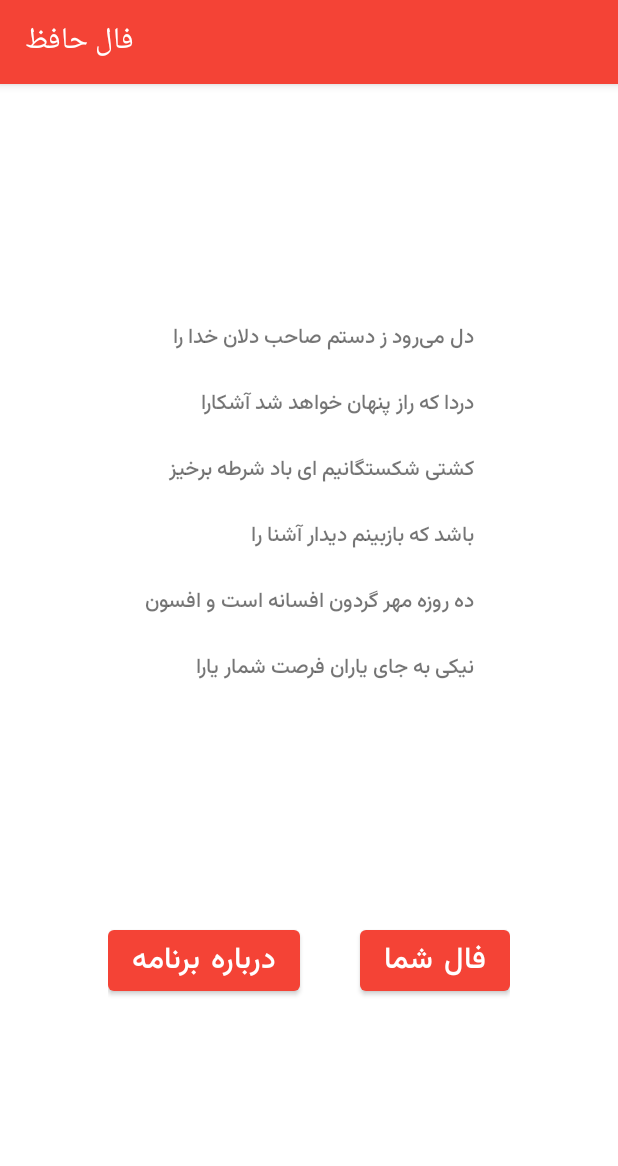
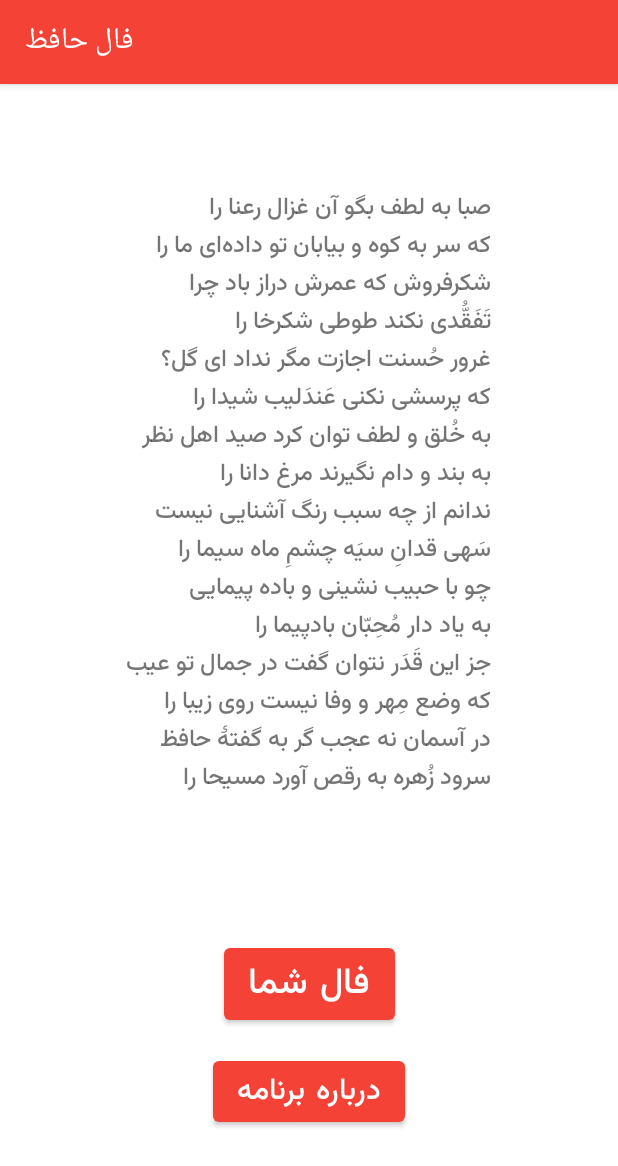
Before and after one commit to Baharkaviani/Android, an Android app: the screen it shows after launch (MainActivity), after a tap on "فال شما", on a phone screen of 412 x 824 dp. Shown: the top 1166 px of the screen. Run offline under Robolectric (Android 15) with nearby library versions, the phone set to English and light mode, and no system bars; our stand-ins replace navigation-ui.

Commit message:
fix: change some components in the page

```diff
--- a/HafezDivination/app/src/main/java/com/example/hafezdivination/TextShower.kt
+++ b/HafezDivination/app/src/main/java/com/example/hafezdivination/TextShower.kt
@@ -12,77 +12,109 @@ import com.example.hafezdivination.databinding.FragmentFirstBinding
  * A simple [Fragment] subclass as the default destination in the navigation.
  */
 class TextShower : Fragment() {
+    private var _binding: FragmentFirstBinding? = null
+    private var _currentText = 0
+    private val _poems = listOf("اَلا یا اَیُّهَا السّاقی اَدِرْ کَأسَاً و ناوِلْها\n" +
+            "که عشق آسان نمود اوّل ولی افتاد مشکل‌ها\n" +
+            "به بویِ نافه‌ای کآخر صبا زان طُرّه بگشاید\n" +
+            "ز تابِ جَعدِ مشکینش چه خون افتاد در دل‌ها\n" +
+            "مرا در منزلِ جانان چه امنِ عیش چون هر دَم\n" +
+            "جَرَس فریاد می‌دارد که بَربندید مَحمِل‌ها\n" +
+            "به مِی سجّاده رنگین کن گَرت پیرِ مُغان گوید\n" +
+            "که سالِک بی‌خبر نَبوَد ز راه و رسمِ منزل‌ها\n" +
+            "شبِ تاریک و بیمِ موج و گردابی چنین هایل\n" +
+            "کجا دانند حالِ ما سبکبارانِ ساحل‌ها\n" +
+            "همه کارم ز خودکامی به بدنامی کشید آخر\n" +
+            "نهان کِی مانَد آن رازی کزو سازند محفل‌ها\n" +
+            "حضوری گر همی‌خواهی از او غایب مشو حافظ\n" +
+            "مَتٰی ما تَلْقَ مَنْ تَهْویٰ دَعِ الدُّنْیا و اَهْمِلْها"
+        ,
 
-    private var _binding: FragmentFirstBinding? = null
-    private var currentText = 0
-    private val poems = listOf("اگر آن ترک شیرازی به دست آرد دل ما را\n" +
-            "\n" +
-            "به خال هندویش بخشم سمرقند و بخارا را\n" +
-            "\n" +
-            "بده ساقی می باقی که در جنت نخواهی یافت\n" +
-            "\n" +
-            "کنار آب رکن آباد و گلگشت مصلا را\n" +
-            "\n" +
-            "فغان کاین لولیان شوخ شیرین کار شهرآشوب\n" +
-            "\n" +
-            "چنان بردند صبر از دل که ترکان خوان یغما را",
-            "دل می\u200Cرود ز دستم صاحب دلان خدا را\n" +
-                    "\n" +
-                    "دردا که راز پنهان خواهد شد آشکارا\n" +
-                    "\n" +
-                    "کشتی شکستگانیم ای باد شرطه برخیز\n" +
-                    "\n" +
-                    "باشد که بازبینم دیدار آشنا را\n" +
-                    "\n" +
-                    "ده روزه مهر گردون افسانه است و افسون\n" +
-                    "\n" +
-                    "نیکی به جای یاران فرصت شمار یارا",
-            "دل و دینم شد و دلبر به ملامت برخاست\n" +
-                    "\n" +
-                    "گفت با ما منشین کز تو سلامت برخاست\n" +
-                    "\n" +
-                    "که شنیدی که در این بزم دمی خوش بنشست\n" +
-                    "\n" +
-                    "که نه در آخر صحبت به ندامت برخاست\n" +
-                    "\n" +
-                    "شمع اگر زان لب خندان به زبان لافی زد\n" +
-                    "\n" +
-                    "پیش عشاق تو شب\u200Cها به غرامت برخاست",
-            "بیا که قصر امل سخت سست بنیادست\n" +
-                    "\n" +
-                    "بیار باده که بنیاد عمر بر بادست\n" +
-                    "\n" +
-                    "غلام همت آنم که زیر چرخ کبود\n" +
-                    "\n" +
-                    "ز هر چه رنگ تعلق پذیرد آزادست\n" +
-                    "\n" +
-                    "چه گویمت که به میخانه دوش مست و خراب\n" +
-                    "\n" +
-                    "سروش عالم غیبم چه مژده\u200Cها دادست",
-            "منم که گوشه میخانه خانقاه من است\n" +
-                    "\n" +
-                    "دعای پیر مغان ورد صبحگاه من است\n" +
-                    "\n" +
-                    "گرم ترانه چنگ صبوح نیست چه باک\n" +
-                    "\n" +
-                    "نوای من به سحر آه عذرخواه من است\n" +
-                    "\n" +
-                    "ز پادشاه و گدا فارغم بحمدالله\n" +
-                    "\n" +
-                    "گدای خاک در دوست پادشاه من است")
+            "صلاحِ کار کجا و منِ خراب کجا\n" +
+            "ببین تفاوتِ ره کز کجاست تا بکجا\n" +
+            "دلم ز صومعه بگرفت و خِرقِهٔ سالوس\n" +
+            "کجاست دیرِ مُغان و شرابِ ناب کجا\n" +
+            "چه نسبت است به رندی صَلاح و تقوا را\n" +
+            "سماعِ وعظ کجا، نغمهٔ رباب کجا\n" +
+            "ز رویِ دوست دلِ دشمنان چه دریابد\n" +
+            "چراغِ مرده کجا، شمعِ آفتاب کجا\n" +
+            "چو کُحلِ بینشِ ما خاکِ آستانِ شماست\n" +
+            "کجا رویم؟، بفرما، ازین جناب کجا\n" +
+            "مبین به سیبِ زَنَخدان که چاه در راه است\n" +
+            "کجا همی روی ای دل بدین شتاب کجا\n" +
+            "بشد، که یاد خوشش باد، روزگارِ وصال\n" +
+            "خود آن کرشمه کجا رفت و آن عِتاب کجا\n" +
+            "قرار و خواب ز حافظ طمع مدار ای دوست\n" +
+            "قرار چیست؟ صبوری کدام و خواب کجا؟\n"
+        ,
 
-    // This property is only valid between onCreateView and
-    // onDestroyView.
+            "اگر آن تُرک شیرازی به دست آرد دل ما را\n" +
+            "به خال هِندویَش بخشم سمرقند و بخارا را\n" +
+            "بده ساقی مِیِ باقی که در جنت نخواهی یافت\n" +
+            "کنار آب رُکن آباد و گُلگَشت مُصَّلا را\n" +
+            "فَغان کاین لولیانِ شوخِ شیرین‌کار شهرآشوب\n" +
+            "چنان بردند صبر از دل که تُرکان خوان یغما را\n" +
+            "ز عشق ناتمام ما جمال یار مُستَغنی است\n" +
+            "به آب و رنگ و خال و خط چه حاجت روی زیبا را؟\n" +
+            "من از آن حسن روزافزون که یوسف داشت دانستم\n" +
+            "که عشق از پردهٔ عصمت برون آرد زلیخا را\n" +
+            "اگر دشنام فرمایی و گر نفرین، دعا گویم\n" +
+            "جواب تلخ می‌زیبد، لب لعل شکرخا را\n" +
+            "نصیحت گوش کن جانا که از جان دوست‌تر دارند\n" +
+            "جوانان سعادتمند پند پیر دانا را\n" +
+            "حدیث از مطرب و مِی گو و راز دَهر کمتر جو\n" +
+            "که کس نگشود و نگشاید به حکمت این معما را\n" +
+            "غزل گفتی و دُر سفتی، بیا و خوش بخوان حافظ\n" +
+            "که بر نظم تو افشاند فلک عِقد ثریا را\n"
+        ,
+
+            "صبا به لطف بگو آن غزال رعنا را\n" +
+            "که سر به کوه و بیابان تو داده‌ای ما را\n" +
+            "شکرفروش که عمرش دراز باد چرا\n" +
+            "تَفَقُّدی نکند طوطی شکرخا را\n" +
+            "غرور حُسنت اجازت مگر نداد ای گل؟\n" +
+            "که پرسشی نکنی عَندَلیب شیدا را\n" +
+            "به خُلق و لطف توان کرد صید اهل نظر\n" +
+            "به بند و دام نگیرند مرغ دانا را\n" +
+            "ندانم از چه سبب رنگ آشنایی نیست\n" +
+            "سَهی قدانِ سیَه چشمِ ماه سیما را\n" +
+            "چو با حبیب نشینی و باده پیمایی\n" +
+            "به یاد دار مُحِبّان بادپیما را\n" +
+            "جز این قَدَر نتوان گفت در جمال تو عیب\n" +
+            "که وضع مِهر و وفا نیست روی زیبا را\n" +
+            "در آسمان نه عجب گر به گفتهٔ حافظ\n" +
+            "سرود زُهره به رقص آورد مسیحا را\n"
+        ,
+
+            "ساقیا برخیز و دَردِه جام را\n" +
+            "خاک بر سر کن غم ایام را\n" +
+            "ساغر می بر کفم نِه تا ز بَر\n" +
+            "بَرکِشم این دلق اَزرَق‌فام را\n" +
+            "گر چه بدنامی‌ست نزد عاقلان\n" +
+            "ما نمی‌خواهیم ننگ و نام را\n" +
+            "باده دَردِه چند از این باد غرور\n" +
+            "خاک بر سر نفس نافرجام را\n" +
+            "دود آه سینهٔ نالان من\n" +
+            "سوخت این افسردگان خام را\n" +
+            "محرم راز دل شیدای خود\n" +
+            "کس نمی‌بینم ز خاص و عام را\n" +
+            "با دلارامی مرا خاطر خوش است\n" +
+            "کز دلم یک باره بُرد آرام را\n" +
+            "ننگرد دیگر به سرو اندر چمن\n" +
+            "هرکه دید آن سرو سیم‌اندام را\n" +
+            "صبر کن حافظ به سختی روز و شب\n" +
+            "عاقبت روزی بیابی کام را\n"
+    )
+
     private val binding get() = _binding!!
 
     override fun onCreateView(
-        inflater: LayoutInflater, container: ViewGroup?,
+        inflater: LayoutInflater,
+        container: ViewGroup?,
         savedInstanceState: Bundle?
-    ): View? {
-
+    ): View {
         _binding = FragmentFirstBinding.inflate(inflater, container, false)
         return binding.root
-
     }
 
     override fun onViewCreated(view: View, savedInstanceState: Bundle?) {
@@ -104,8 +136,8 @@ class TextShower : Fragment() {
 
     private fun getRandomPoem(): String {
         var tempIndices = mutableListOf(0, 1, 2, 3, 4)
-        tempIndices.removeAt(currentText)
-        currentText = tempIndices.random()
-        return poems[currentText]
+        tempIndices.removeAt(_currentText)
+        _currentText = tempIndices.random()
+        return _poems[_currentText]
     }
 }
--- a/HafezDivination/app/src/main/res/layout/activity_main.xml
+++ b/HafezDivination/app/src/main/res/layout/activity_main.xml
@@ -20,6 +20,10 @@
 
     </com.google.android.material.appbar.AppBarLayout>
 
-    <include layout="@layout/content_main" />
+    <include
+        android:id="@+id/include"
+        layout="@layout/content_main"
+        app:layout_anchor="@+id/include"
+        app:layout_anchorGravity="center" />
 
 </androidx.coordinatorlayout.widget.CoordinatorLayout>
--- a/HafezDivination/app/src/main/res/layout/fragment_first.xml
+++ b/HafezDivination/app/src/main/res/layout/fragment_first.xml
@@ -6,49 +6,42 @@
     android:layout_height="match_parent"
     tools:context=".TextShower">
 
-    <LinearLayout
-        android:id="@+id/button_layout"
-        android:layout_width="wrap_content"
-        android:layout_height="wrap_content"
-        app:layout_constraintBottom_toBottomOf="parent"
-        app:layout_constraintEnd_toEndOf="parent"
-        app:layout_constraintStart_toStartOf="parent"
-        app:layout_constraintTop_toBottomOf="@id/main_text">
-        <Button
-            android:id="@+id/button_first"
-            android:layout_width="wrap_content"
-            android:layout_height="wrap_content"
-            android:text="@string/about_us_button"
-            android:textSize="20sp"
-            android:fontFamily="@font/vazirmatn"
-            app:layout_constraintBottom_toBottomOf="parent"
-            app:layout_constraintEnd_toEndOf="parent"
-            app:layout_constraintStart_toStartOf="parent"
-            app:layout_constraintTop_toBottomOf="parent" />
-
-        <Button
-            android:id="@+id/show_text_button"
-            android:layout_width="wrap_content"
-            android:layout_height="wrap_content"
-            android:text="@string/show_divination"
-            android:textSize="20sp"
-            android:fontFamily="@font/vazirmatn"
-            app:layout_constraintBottom_toBottomOf="parent"
-            app:layout_constraintEnd_toEndOf="parent"
-            android:layout_marginStart="40dp"
-            app:layout_constraintStart_toStartOf="@id/button_first"
-            app:layout_constraintTop_toBottomOf="parent" />
-    </LinearLayout>
-
 
     <TextView
         android:id="@+id/main_text"
         android:layout_width="wrap_content"
         android:layout_height="wrap_content"
+        android:fontFamily="@font/vazirmatn"
         android:text="@string/welcome"
-        android:fontFamily="@font/vazirmatn"
-        app:layout_constraintBottom_toTopOf="@id/button_layout"
+        android:textSize="16sp"
+        app:layout_constraintBottom_toTopOf="@+id/show_text_button"
         app:layout_constraintEnd_toEndOf="parent"
+        app:layout_constraintHorizontal_bias="0.498"
         app:layout_constraintStart_toStartOf="parent"
         app:layout_constraintTop_toTopOf="parent" />
+
+    <Button
+        android:id="@+id/show_text_button"
+        android:layout_width="wrap_content"
+        android:layout_height="wrap_content"
+        android:layout_marginBottom="15dp"
+        android:fontFamily="@font/vazirmatn"
+        android:text="@string/show_divination"
+        android:textSize="24sp"
+        app:layout_constraintBottom_toTopOf="@+id/button_first"
+        app:layout_constraintEnd_toEndOf="parent"
+        app:layout_constraintStart_toStartOf="parent" />
+
+    <Button
+        android:id="@+id/button_first"
+        android:layout_width="wrap_content"
+        android:layout_height="wrap_content"
+        android:layout_marginBottom="70dp"
+        android:fontFamily="@font/vazirmatn"
+        android:text="@string/about_us_button"
+        android:textSize="20sp"
+        app:layout_constraintBottom_toBottomOf="parent"
+        app:layout_constraintEnd_toEndOf="parent"
+        app:layout_constraintStart_toStartOf="parent" />
+
 </androidx.constraintlayout.widget.ConstraintLayout>
```
